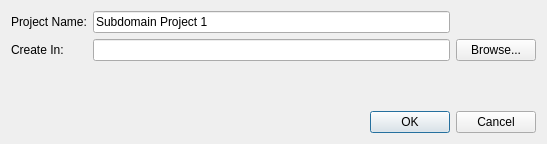
Qt form Dialogs/CreateProjectDialog.ui (atdyer/adcircSubdomainTool) before a commit.
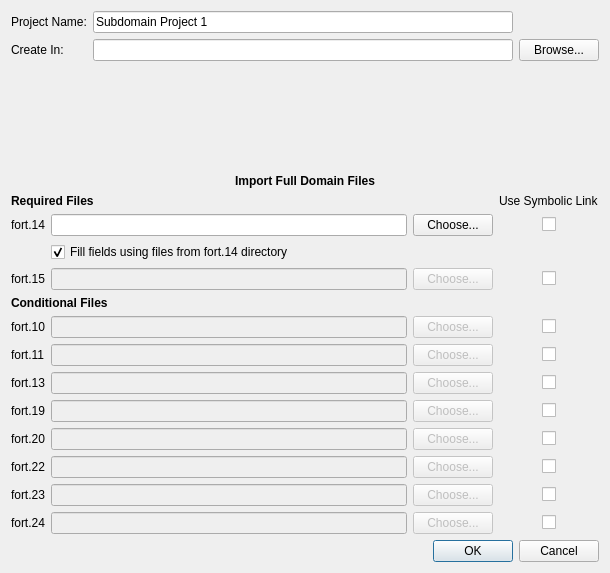
The same form after that commit.

Commit message: Added all of the necessary fields to CreateProjectDialog

Diff of the .ui file:
```diff
--- a/Dialogs/CreateProjectDialog.ui
+++ b/Dialogs/CreateProjectDialog.ui
@@ -6,8 +6,8 @@
    <rect>
     <x>0</x>
     <y>0</y>
-    <width>547</width>
-    <height>144</height>
+    <width>610</width>
+    <height>573</height>
    </rect>
   </property>
   <property name="windowTitle">
@@ -81,6 +81,376 @@
        </property>
       </spacer>
      </item>
+     <item>
+      <layout class="QGridLayout" name="gridLayout_2">
+       <item row="0" column="0" colspan="4">
+        <widget class="QLabel" name="label_5">
+         <property name="font">
+          <font>
+           <weight>75</weight>
+           <bold>true</bold>
+           <underline>false</underline>
+          </font>
+         </property>
+         <property name="text">
+          <string>Import Full Domain Files</string>
+         </property>
+         <property name="alignment">
+          <set>Qt::AlignCenter</set>
+         </property>
+        </widget>
+       </item>
+       <item row="3" column="1" colspan="2">
+        <widget class="QCheckBox" name="useSameDir">
+         <property name="text">
+          <string>Fill fields using files from fort.14 directory</string>
+         </property>
+         <property name="checked">
+          <bool>true</bool>
+         </property>
+        </widget>
+       </item>
+       <item row="6" column="3" alignment="Qt::AlignHCenter">
+        <widget class="QCheckBox" name="link10">
+         <property name="text">
+          <string/>
+         </property>
+        </widget>
+       </item>
+       <item row="4" column="0">
+        <widget class="QLabel" name="label_3">
+         <property name="text">
+          <string>fort.15</string>
+         </property>
+        </widget>
+       </item>
+       <item row="8" column="0">
+        <widget class="QLabel" name="label_10">
+         <property name="text">
+          <string>fort.13</string>
+         </property>
+        </widget>
+       </item>
+       <item row="7" column="2">
+        <widget class="QPushButton" name="chooseFort11">
+         <property name="enabled">
+          <bool>false</bool>
+         </property>
+         <property name="text">
+          <string>Choose...</string>
+         </property>
+        </widget>
+       </item>
+       <item row="2" column="2">
+        <widget class="QPushButton" name="chooseFort14">
+         <property name="text">
+          <string>Choose...</string>
+         </property>
+        </widget>
+       </item>
+       <item row="13" column="0">
+        <widget class="QLabel" name="label_15">
+         <property name="text">
+          <string>fort.24</string>
+         </property>
+        </widget>
+       </item>
+       <item row="10" column="1">
+        <widget class="QLineEdit" name="fort20Loc">
+         <property name="enabled">
+          <bool>false</bool>
+         </property>
+        </widget>
+       </item>
+       <item row="11" column="3" alignment="Qt::AlignHCenter">
+        <widget class="QCheckBox" name="link22">
+         <property name="text">
+          <string/>
+         </property>
+        </widget>
+       </item>
+       <item row="5" column="0" colspan="3">
+        <widget class="QLabel" name="label_4">
+         <property name="font">
+          <font>
+           <weight>75</weight>
+           <bold>true</bold>
+          </font>
+         </property>
+         <property name="text">
+          <string>Conditional Files</string>
+         </property>
+        </widget>
+       </item>
+       <item row="6" column="2">
+        <widget class="QPushButton" name="chooseFort10">
+         <property name="enabled">
+          <bool>false</bool>
+         </property>
+         <property name="text">
+          <string>Choose...</string>
+         </property>
+        </widget>
+       </item>
+       <item row="4" column="2">
+        <widget class="QPushButton" name="chooseFort15">
+         <property name="enabled">
+          <bool>false</bool>
+         </property>
+         <property name="text">
+          <string>Choose...</string>
+         </property>
+        </widget>
+       </item>
+       <item row="6" column="0">
+        <widget class="QLabel" name="label_8">
+         <property name="text">
+          <string>fort.10</string>
+         </property>
+        </widget>
+       </item>
+       <item row="10" column="0">
+        <widget class="QLabel" name="label_12">
+         <property name="text">
+          <string>fort.20</string>
+         </property>
+        </widget>
+       </item>
+       <item row="10" column="2">
+        <widget class="QPushButton" name="chooseFort20">
+         <property name="enabled">
+          <bool>false</bool>
+         </property>
+         <property name="text">
+          <string>Choose...</string>
+         </property>
+        </widget>
+       </item>
+       <item row="11" column="0">
+        <widget class="QLabel" name="label_13">
+         <property name="text">
+          <string>fort.22</string>
+         </property>
+        </widget>
+       </item>
+       <item row="4" column="1">
+        <widget class="QLineEdit" name="fort15Loc">
+         <property name="enabled">
+          <bool>false</bool>
+         </property>
+        </widget>
+       </item>
+       <item row="7" column="0">
+        <widget class="QLabel" name="label_9">
+         <property name="text">
+          <string>fort.11</string>
+         </property>
+        </widget>
+       </item>
+       <item row="9" column="0">
+        <widget class="QLabel" name="label_11">
+         <property name="text">
+          <string>fort.19</string>
+         </property>
+        </widget>
+       </item>
+       <item row="2" column="0">
+        <widget class="QLabel" name="label_7">
+         <property name="text">
+          <string>fort.14</string>
+         </property>
+        </widget>
+       </item>
+       <item row="2" column="1">
+        <widget class="QLineEdit" name="fort14Loc"/>
+       </item>
+       <item row="11" column="1">
+        <widget class="QLineEdit" name="fort22Loc">
+         <property name="enabled">
+          <bool>false</bool>
+         </property>
+        </widget>
+       </item>
+       <item row="11" column="2">
+        <widget class="QPushButton" name="chooseFort22">
+         <property name="enabled">
+          <bool>false</bool>
+         </property>
+         <property name="text">
+          <string>Choose...</string>
+         </property>
+        </widget>
+       </item>
+       <item row="12" column="0">
+        <widget class="QLabel" name="label_14">
+         <property name="text">
+          <string>fort.23</string>
+         </property>
+        </widget>
+       </item>
+       <item row="8" column="3" alignment="Qt::AlignHCenter">
+        <widget class="QCheckBox" name="link13">
+         <property name="text">
+          <string/>
+         </property>
+        </widget>
+       </item>
+       <item row="10" column="3" alignment="Qt::AlignHCenter">
+        <widget class="QCheckBox" name="link20">
+         <property name="text">
+          <string/>
+         </property>
+        </widget>
+       </item>
+       <item row="8" column="1">
+        <widget class="QLineEdit" name="fort13Loc">
+         <property name="enabled">
+          <bool>false</bool>
+         </property>
+        </widget>
+       </item>
+       <item row="9" column="1">
+        <widget class="QLineEdit" name="fort19Loc">
+         <property name="enabled">
+          <bool>false</bool>
+         </property>
+        </widget>
+       </item>
+       <item row="12" column="1">
+        <widget class="QLineEdit" name="fort23Loc">
+         <property name="enabled">
+          <bool>false</bool>
+         </property>
+        </widget>
+       </item>
+       <item row="13" column="1">
+        <widget class="QLineEdit" name="fort24Loc">
+         <property name="enabled">
+          <bool>false</bool>
+         </property>
+        </widget>
+       </item>
+       <item row="6" column="1">
+        <widget class="QLineEdit" name="fort10Loc">
+         <property name="enabled">
+          <bool>false</bool>
+         </property>
+        </widget>
+       </item>
+       <item row="7" column="3" alignment="Qt::AlignHCenter">
+        <widget class="QCheckBox" name="link11">
+         <property name="text">
+          <string/>
+         </property>
+        </widget>
+       </item>
+       <item row="8" column="2">
+        <widget class="QPushButton" name="chooseFort13">
+         <property name="enabled">
+          <bool>false</bool>
+         </property>
+         <property name="text">
+          <string>Choose...</string>
+         </property>
+        </widget>
+       </item>
+       <item row="7" column="1">
+        <widget class="QLineEdit" name="fort11Loc">
+         <property name="enabled">
+          <bool>false</bool>
+         </property>
+        </widget>
+       </item>
+       <item row="9" column="2">
+        <widget class="QPushButton" name="chooseFort19">
+         <property name="enabled">
+          <bool>false</bool>
+         </property>
+         <property name="text">
+          <string>Choose...</string>
+         </property>
+        </widget>
+       </item>
+       <item row="13" column="2">
+        <widget class="QPushButton" name="chooseFort24">
+         <property name="enabled">
+          <bool>false</bool>
+         </property>
+         <property name="text">
+          <string>Choose...</string>
+         </property>
+        </widget>
+       </item>
+       <item row="12" column="2">
+        <widget class="QPushButton" name="chooseFort23">
+         <property name="enabled">
+          <bool>false</bool>
+         </property>
+         <property name="text">
+          <string>Choose...</string>
+         </property>
+        </widget>
+       </item>
+       <item row="12" column="3" alignment="Qt::AlignHCenter">
+        <widget class="QCheckBox" name="link23">
+         <property name="text">
+          <string/>
+         </property>
+        </widget>
+       </item>
+       <item row="9" column="3" alignment="Qt::AlignHCenter">
+        <widget class="QCheckBox" name="link19">
+         <property name="text">
+          <string/>
+         </property>
+        </widget>
+       </item>
+       <item row="13" column="3" alignment="Qt::AlignHCenter">
+        <widget class="QCheckBox" name="link24">
+         <property name="text">
+          <string/>
+         </property>
+        </widget>
+       </item>
+       <item row="1" column="3">
+        <widget class="QLabel" name="label_17">
+         <property name="text">
+          <string>Use Symbolic Link</string>
+         </property>
+        </widget>
+       </item>
+       <item row="2" column="3" alignment="Qt::AlignHCenter">
+        <widget class="QCheckBox" name="link14">
+         <property name="layoutDirection">
+          <enum>Qt::LeftToRight</enum>
+         </property>
+         <property name="text">
+          <string/>
+         </property>
+        </widget>
+       </item>
+       <item row="4" column="3" alignment="Qt::AlignHCenter">
+        <widget class="QCheckBox" name="link15">
+         <property name="text">
+          <string/>
+         </property>
+        </widget>
+       </item>
+       <item row="1" column="0" colspan="3">
+        <widget class="QLabel" name="label_6">
+         <property name="font">
+          <font>
+           <weight>75</weight>
+           <bold>true</bold>
+          </font>
+         </property>
+         <property name="text">
+          <string>Required Files</string>
+         </property>
+        </widget>
+       </item>
+      </layout>
+     </item>
     </layout>
    </item>
    <item>
```
The commit also changes 2 other files.
